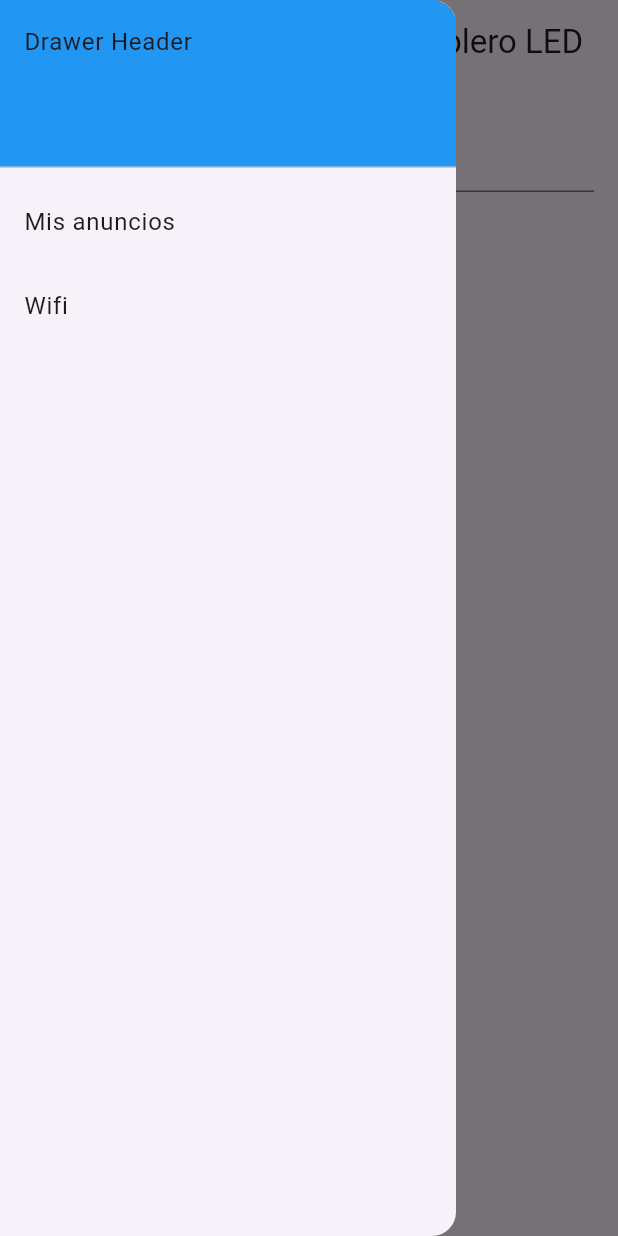
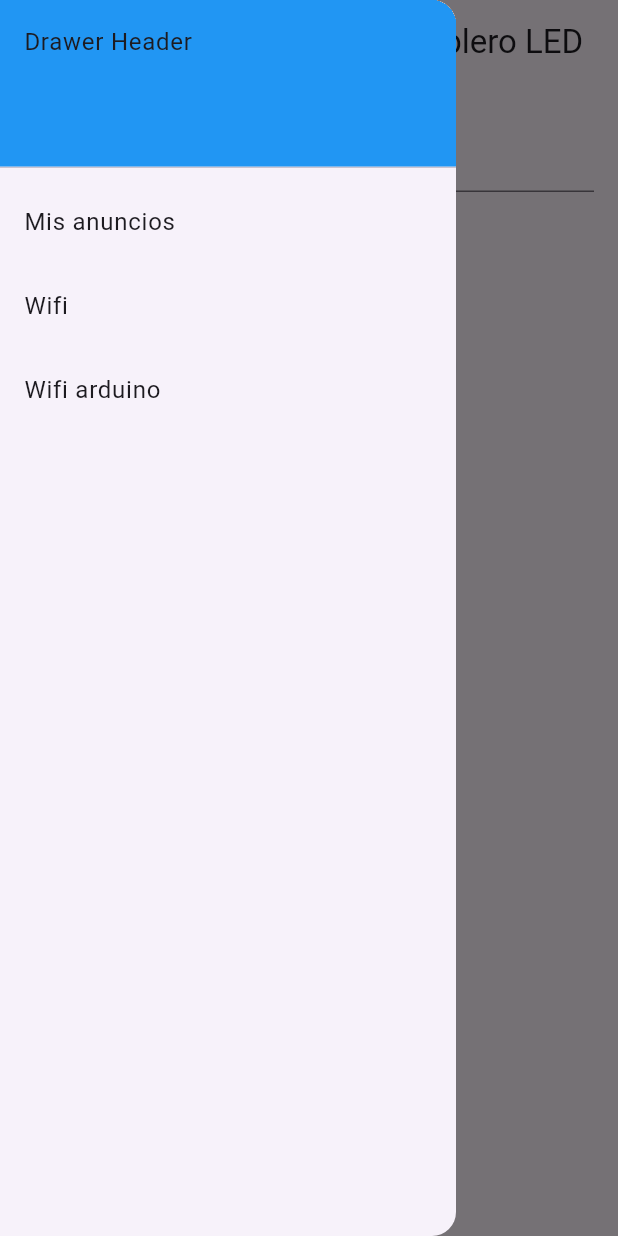
Before and after one commit to christianLizama/app_tableroled, a Flutter app: the screen it shows after launch, with the side drawer open, on a phone screen of 412 x 824 dp. Run offline on Flutter 3.47's test engine with Material 3 defaults, Android fonts, the phone set to English and light mode, and no system bars; our stand-ins replace carousel_slider, connectivity_plus, flutter_dotenv, hive; missing offline and left inert: wifi_iot; accounts and stored records are empty.

Commit message:
wifi arduino

```diff
--- a/lib/pages/anuncios_page.dart
+++ b/lib/pages/anuncios_page.dart
@@ -100,6 +100,14 @@
                 Navigator.pushNamed(context, '/wifiConnect');
               },
             ),
+            ListTile(
+              title: const Text('Wifi arduino'),
+              onTap: () {
+                // Update the state of the app
+                // Then close the drawer
+                Navigator.pushNamed(context, '/wifiArduino');
+              },
+            ),
           ],
         ),
       ),
```
Also changed, not shown: 2 other files.
